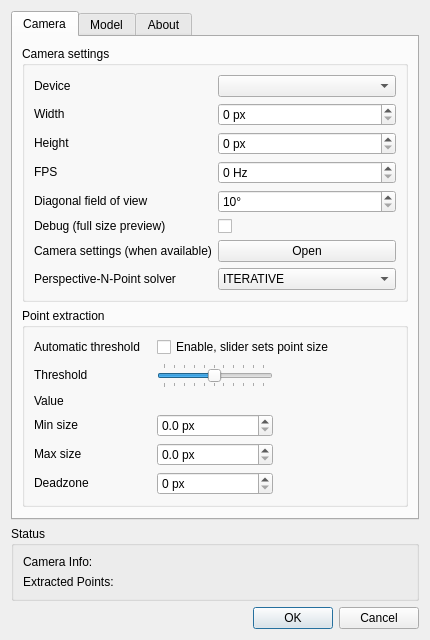
Qt form tracker-easy/tracker-easy-settings.ui (opentrack/opentrack) before a commit.
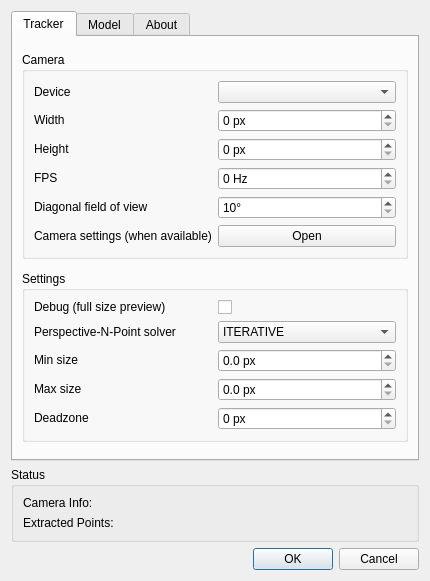
The same form after that commit. Icons and pictures are not drawn.

Commit message: Easy Tracker: Settings clean-up and rearrangement.

Diff of the .ui file:
```diff
--- a/tracker-easy/tracker-easy-settings.ui
+++ b/tracker-easy/tracker-easy-settings.ui
@@ -117,9 +117,9 @@
      <property name="currentIndex">
       <number>0</number>
      </property>
-     <widget class="QWidget" name="tab_2">
+     <widget class="QWidget" name="tabTracker">
       <attribute name="title">
-       <string>Camera</string>
+       <string>Tracker</string>
       </attribute>
       <layout class="QVBoxLayout" name="verticalLayout">
        <item>
@@ -131,35 +131,25 @@
           </sizepolicy>
          </property>
          <property name="title">
-          <string>Camera settings</string>
+          <string>Camera</string>
          </property>
          <layout class="QGridLayout" name="gridLayout_2">
-          <item row="5" column="0">
-           <widget class="QLabel" name="label_5">
+          <item row="3" column="1">
+           <widget class="QSpinBox" name="fps_spin">
             <property name="sizePolicy">
-             <sizepolicy hsizetype="Minimum" vsizetype="Maximum">
+             <sizepolicy hsizetype="Preferred" vsizetype="Maximum">
               <horstretch>0</horstretch>
               <verstretch>0</verstretch>
              </sizepolicy>
             </property>
-            <property name="text">
-             <string>Debug (full size preview)</string>
+            <property name="toolTip">
+             <string>Desired capture framerate</string>
             </property>
-           </widget>
-          </item>
-          <item row="0" column="0">
-           <widget class="QLabel" name="label_2">
-            <property name="sizePolicy">
-             <sizepolicy hsizetype="Minimum" vsizetype="Maximum">
-              <horstretch>0</horstretch>
-              <verstretch>0</verstretch>
-             </sizepolicy>
+            <property name="suffix">
+             <string> Hz</string>
             </property>
-            <property name="text">
-             <string>Device</string>
-            </property>
-            <property name="buddy">
-             <cstring>camdevice_combo</cstring>
+            <property name="maximum">
+             <number>2000</number>
             </property>
            </widget>
           </item>
@@ -176,6 +166,32 @@
             </property>
            </widget>
           </item>
+          <item row="5" column="0">
+           <widget class="QLabel" name="label_9">
+            <property name="sizePolicy">
+             <sizepolicy hsizetype="Minimum" vsizetype="Maximum">
+              <horstretch>0</horstretch>
+              <verstretch>0</verstretch>
+             </sizepolicy>
+            </property>
+            <property name="text">
+             <string>Camera settings (when available)</string>
+            </property>
+           </widget>
+          </item>
+          <item row="1" column="0">
+           <widget class="QLabel" name="label_36">
+            <property name="sizePolicy">
+             <sizepolicy hsizetype="Minimum" vsizetype="Maximum">
+              <horstretch>0</horstretch>
+              <verstretch>0</verstretch>
+             </sizepolicy>
+            </property>
+            <property name="text">
+             <string>Width</string>
+            </property>
+           </widget>
+          </item>
           <item row="2" column="0">
            <widget class="QLabel" name="label_41">
             <property name="sizePolicy">
@@ -189,8 +205,8 @@
             </property>
            </widget>
           </item>
-          <item row="7" column="0">
-           <widget class="QLabel" name="label_12">
+          <item row="3" column="0">
+           <widget class="QLabel" name="label_37">
             <property name="sizePolicy">
              <sizepolicy hsizetype="Minimum" vsizetype="Maximum">
               <horstretch>0</horstretch>
@@ -198,24 +214,14 @@
              </sizepolicy>
             </property>
             <property name="text">
-             <string>Perspective-N-Point solver</string>
+             <string>FPS</string>
+            </property>
+            <property name="buddy">
+             <cstring>fps_spin</cstring>
             </property>
            </widget>
           </item>
           <item row="5" column="1">
-           <widget class="QCheckBox" name="debug">
-            <property name="sizePolicy">
-             <sizepolicy hsizetype="Preferred" vsizetype="Maximum">
-              <horstretch>0</horstretch>
-              <verstretch>0</verstretch>
-             </sizepolicy>
-            </property>
-            <property name="text">
-             <string/>
-            </property>
-           </widget>
-          </item>
-          <item row="6" column="1">
            <widget class="QPushButton" name="camera_settings">
             <property name="sizePolicy">
              <sizepolicy hsizetype="Preferred" vsizetype="Maximum">
@@ -228,65 +234,6 @@
             </property>
            </widget>
           </item>
-          <item row="6" column="0">
-           <widget class="QLabel" name="label_9">
-            <property name="sizePolicy">
-             <sizepolicy hsizetype="Minimum" vsizetype="Maximum">
-              <horstretch>0</horstretch>
-              <verstretch>0</verstretch>
-             </sizepolicy>
-            </property>
-            <property name="text">
-             <string>Camera settings (when available)</string>
-            </property>
-           </widget>
-          </item>
-          <item row="7" column="1">
-           <widget class="QComboBox" name="comboBoxSolvers">
-            <property name="sizePolicy">
-             <sizepolicy hsizetype="Preferred" vsizetype="Maximum">
-              <horstretch>0</horstretch>
-              <verstretch>0</verstretch>
-             </sizepolicy>
-            </property>
-            <property name="toolTip">
-             <string>Make sure you pick a solver supporting the number of marker you are using. For three points detection use either P3P or AP3P.</string>
-            </property>
-            <property name="currentText">
-             <string>P3P</string>
-            </property>
-            <item>
-             <property name="text">
-              <string>ITERATIVE</string>
-             </property>
-            </item>
-            <item>
-             <property name="text">
-              <string>EPNP</string>
-             </property>
-            </item>
-            <item>
-             <property name="text">
-              <string>P3P</string>
-             </property>
-            </item>
-            <item>
-             <property name="text">
-              <string>DLS</string>
-             </property>
-            </item>
-            <item>
-             <property name="text">
-              <string>UPNP</string>
-             </property>
-            </item>
-            <item>
-             <property name="text">
-              <string>AP3P</string>
-             </property>
-            </item>
-           </widget>
-          </item>
           <item row="4" column="1">
            <widget class="QSpinBox" name="fov">
             <property name="sizePolicy">
@@ -309,6 +256,22 @@
             </property>
            </widget>
           </item>
+          <item row="0" column="0">
+           <widget class="QLabel" name="label_2">
+            <property name="sizePolicy">
+             <sizepolicy hsizetype="Minimum" vsizetype="Maximum">
+              <horstretch>0</horstretch>
+              <verstretch>0</verstretch>
+             </sizepolicy>
+            </property>
+            <property name="text">
+             <string>Device</string>
+            </property>
+            <property name="buddy">
+             <cstring>camdevice_combo</cstring>
+            </property>
+           </widget>
+          </item>
           <item row="2" column="1">
            <widget class="QSpinBox" name="res_y_spin">
             <property name="sizePolicy">
@@ -331,67 +294,6 @@
             </property>
            </widget>
           </item>
-          <item row="1" column="0">
-           <widget class="QLabel" name="label_36">
-            <property name="sizePolicy">
-             <sizepolicy hsizetype="Minimum" vsizetype="Maximum">
-              <horstretch>0</horstretch>
-              <verstretch>0</verstretch>
-             </sizepolicy>
-            </property>
-            <property name="text">
-             <string>Width</string>
-            </property>
-           </widget>
-          </item>
-          <item row="4" column="0">
-           <widget class="QLabel" name="label_4">
-            <property name="sizePolicy">
-             <sizepolicy hsizetype="Minimum" vsizetype="Maximum">
-              <horstretch>0</horstretch>
-              <verstretch>0</verstretch>
-             </sizepolicy>
-            </property>
-            <property name="text">
-             <string>Diagonal field of view</string>
-            </property>
-           </widget>
-          </item>
-          <item row="3" column="1">
-           <widget class="QSpinBox" name="fps_spin">
-            <property name="sizePolicy">
-             <sizepolicy hsizetype="Preferred" vsizetype="Maximum">
-              <horstretch>0</horstretch>
-              <verstretch>0</verstretch>
-             </sizepolicy>
-            </property>
-            <property name="toolTip">
-             <string>Desired capture framerate</string>
-            </property>
-            <property name="suffix">
-             <string> Hz</string>
-            </property>
-            <property name="maximum">
-             <number>2000</number>
-            </property>
-           </widget>
-          </item>
-          <item row="3" column="0">
-           <widget class="QLabel" name="label_37">
-            <property name="sizePolicy">
-             <sizepolicy hsizetype="Minimum" vsizetype="Maximum">
-              <horstretch>0</horstretch>
-              <verstretch>0</verstretch>
-             </sizepolicy>
-            </property>
-            <property name="text">
-             <string>FPS</string>
-            </property>
-            <property name="buddy">
-             <cstring>fps_spin</cstring>
-            </property>
-           </widget>
-          </item>
           <item row="1" column="1">
            <widget class="QSpinBox" name="res_x_spin">
             <property name="sizePolicy">
@@ -414,6 +316,19 @@
             </property>
            </widget>
           </item>
+          <item row="4" column="0">
+           <widget class="QLabel" name="label_4">
+            <property name="sizePolicy">
+             <sizepolicy hsizetype="Minimum" vsizetype="Maximum">
+              <horstretch>0</horstretch>
+              <verstretch>0</verstretch>
+             </sizepolicy>
+            </property>
+            <property name="text">
+             <string>Diagonal field of view</string>
+            </property>
+           </widget>
+          </item>
          </layout>
         </widget>
        </item>
@@ -426,30 +341,10 @@
           </sizepolicy>
          </property>
          <property name="title">
-          <string>Point extraction</string>
+          <string>Settings</string>
          </property>
          <layout class="QGridLayout" name="gridLayout_7">
-          <item row="3" column="1">
-           <widget class="QLabel" name="threshold_value_display">
-            <property name="sizePolicy">
-             <sizepolicy hsizetype="Minimum" vsizetype="Maximum">
-              <horstretch>0</horstretch>
-              <verstretch>0</verstretch>
-             </sizepolicy>
-            </property>
-            <property name="text">
-             <string/>
-            </property>
-           </widget>
-          </item>
-          <item row="3" column="0">
-           <widget class="QLabel" name="label_14">
-            <property name="text">
-             <string>Value</string>
-            </property>
-           </widget>
-          </item>
-          <item row="4" column="0">
+          <item row="2" column="0">
            <widget class="QLabel" name="label_7">
             <property name="sizePolicy">
              <sizepolicy hsizetype="Preferred" vsizetype="Maximum">
@@ -465,8 +360,8 @@
             </property>
            </widget>
           </item>
-          <item row="1" column="1" colspan="2">
-           <widget class="QCheckBox" name="auto_threshold">
+          <item row="5" column="0">
+           <widget class="QLabel" name="labelDeadzone">
             <property name="sizePolicy">
              <sizepolicy hsizetype="Preferred" vsizetype="Maximum">
               <horstretch>0</horstretch>
@@ -474,12 +369,15 @@
              </sizepolicy>
             </property>
             <property name="text">
-             <string>Enable, slider sets point size</string>
+             <string>Deadzone</string>
             </property>
+            <property name="buddy">
+             <cstring>maxdiam_spin</cstring>
+            </property>
            </widget>
           </item>
-          <item row="2" column="0">
-           <widget class="QLabel" name="label">
+          <item row="3" column="0">
+           <widget class="QLabel" name="label_8">
             <property name="sizePolicy">
              <sizepolicy hsizetype="Preferred" vsizetype="Maximum">
               <horstretch>0</horstretch>
@@ -487,14 +385,99 @@
              </sizepolicy>
             </property>
             <property name="text">
-             <string>Threshold</string>
+             <string>Max size</string>
             </property>
             <property name="buddy">
-             <cstring>threshold_slider</cstring>
+             <cstring>maxdiam_spin</cstring>
             </property>
            </widget>
           </item>
-          <item row="4" column="1">
+          <item row="0" column="0">
+           <widget class="QLabel" name="label_5">
+            <property name="sizePolicy">
+             <sizepolicy hsizetype="Minimum" vsizetype="Maximum">
+              <horstretch>0</horstretch>
+              <verstretch>0</verstretch>
+             </sizepolicy>
+            </property>
+            <property name="text">
+             <string>Debug (full size preview)</string>
+            </property>
+           </widget>
+          </item>
+          <item row="0" column="1">
+           <widget class="QCheckBox" name="debug">
+            <property name="sizePolicy">
+             <sizepolicy hsizetype="Preferred" vsizetype="Maximum">
+              <horstretch>0</horstretch>
+              <verstretch>0</verstretch>
+             </sizepolicy>
+            </property>
+            <property name="text">
+             <string/>
+            </property>
+           </widget>
+          </item>
+          <item row="1" column="0">
+           <widget class="QLabel" name="label_12">
+            <property name="sizePolicy">
+             <sizepolicy hsizetype="Minimum" vsizetype="Maximum">
+              <horstretch>0</horstretch>
+              <verstretch>0</verstretch>
+             </sizepolicy>
+            </property>
+            <property name="text">
+             <string>Perspective-N-Point solver</string>
+            </property>
+           </widget>
+          </item>
+          <item row="1" column="1">
+           <widget class="QComboBox" name="comboBoxSolvers">
+            <property name="sizePolicy">
+             <sizepolicy hsizetype="Preferred" vsizetype="Maximum">
+              <horstretch>0</horstretch>
+              <verstretch>0</verstretch>
+             </sizepolicy>
+            </property>
+            <property name="toolTip">
+             <string>Make sure you pick a solver supporting the number of marker you are using. For three points detection use either P3P or AP3P.</string>
+            </property>
+            <property name="currentText">
+             <string>ITERATIVE</string>
+            </property>
+            <item>
+             <property name="text">
+              <string>ITERATIVE</string>
+             </property>
+            </item>
+            <item>
+             <property name="text">
+              <string>EPNP</string>
+             </property>
+            </item>
+            <item>
+             <property name="text">
+              <string>P3P</string>
+             </property>
+            </item>
+            <item>
+             <property name="text">
+              <string>DLS</string>
+             </property>
+            </item>
+            <item>
+             <property name="text">
+              <string>UPNP</string>
+             </property>
+            </item>
+            <item>
+             <property name="text">
+              <string>AP3P</string>
+             </property>
+            </item>
+           </widget>
+          </item>
+          <item row="2" column="1">
            <widget class="QDoubleSpinBox" name="mindiam_spin">
             <property name="sizePolicy">
              <sizepolicy hsizetype="Preferred" vsizetype="Maximum">
@@ -516,38 +499,7 @@
             </property>
            </widget>
           </item>
-          <item row="2" column="1">
-           <widget class="QSlider" name="threshold_slider">
-            <property name="sizePolicy">
-             <sizepolicy hsizetype="Preferred" vsizetype="Maximum">
-              <horstretch>0</horstretch>
-              <verstretch>0</verstretch>
-             </sizepolicy>
-            </property>
-            <property name="toolTip">
-             <string>Intensity threshold for point extraction</string>
-            </property>
-            <property name="maximum">
-             <number>255</number>
-            </property>
-            <property name="pageStep">
-             <number>1</number>
-            </property>
-            <property name="value">
-             <number>127</number>
-            </property>
-            <property name="orientation">
-             <enum>Qt::Horizontal</enum>
-            </property>
-            <property name="tickPosition">
-             <enum>QSlider::TicksBothSides</enum>
-            </property>
-            <property name="tickInterval">
-             <number>25</number>
-            </property>
-           </widget>
-          </item>
-          <item row="5" column="1">
+          <item row="3" column="1">
            <widget class="QDoubleSpinBox" name="maxdiam_spin">
             <property name="sizePolicy">
              <sizepolicy hsizetype="Preferred" vsizetype="Maximum">
@@ -569,52 +521,7 @@
             </property>
            </widget>
           </item>
-          <item row="5" column="0">
-           <widget class="QLabel" name="label_8">
-            <property name="sizePolicy">
-             <sizepolicy hsizetype="Preferred" vsizetype="Maximum">
-              <horstretch>0</horstretch>
-              <verstretch>0</verstretch>
-             </sizepolicy>
-            </property>
-            <property name="text">
-             <string>Max size</string>
-            </property>
-            <property name="buddy">
-             <cstring>maxdiam_spin</cstring>
-            </property>
-           </widget>
-          </item>
-          <item row="1" column="0">
-           <widget class="QLabel" name="label_11">
-            <property name="sizePolicy">
-             <sizepolicy hsizetype="Preferred" vsizetype="Maximum">
-              <horstretch>0</horstretch>
-              <verstretch>0</verstretch>
-             </sizepolicy>
-            </property>
-            <property name="text">
-             <string>Automatic threshold</string>
-            </property>
-           </widget>
-          </item>
-          <item row="6" column="0">
-           <widget class="QLabel" name="labelDeadzone">
-            <property name="sizePolicy">
-             <sizepolicy hsizetype="Preferred" vsizetype="Maximum">
-              <horstretch>0</horstretch>
-              <verstretch>0</verstretch>
-             </sizepolicy>
-            </property>
-            <property name="text">
-             <string>Deadzone</string>
-            </property>
-            <property name="buddy">
-             <cstring>maxdiam_spin</cstring>
-            </property>
-           </widget>
-          </item>
-          <item row="6" column="1">
+          <item row="5" column="1">
            <widget class="QSpinBox" name="spinDeadzone">
             <property name="sizePolicy">
              <sizepolicy hsizetype="Preferred" vsizetype="Maximum">
```
Left out of the diff: 6 changed lines with no effect on the pictures. The commit also changes 7 other files.
